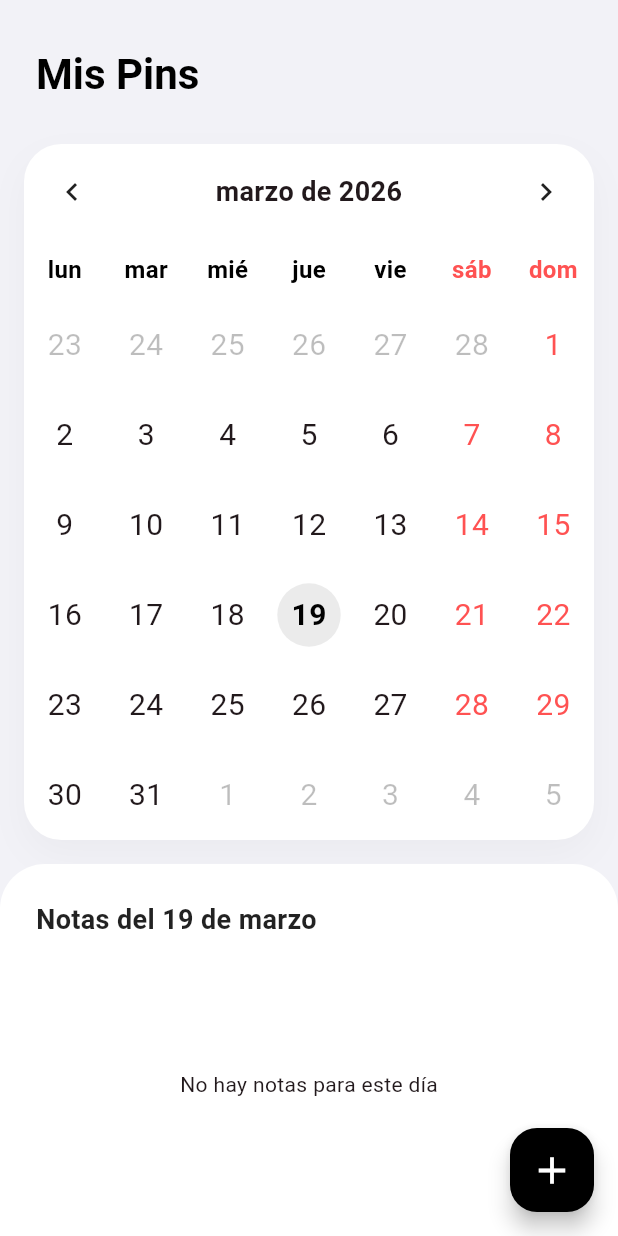
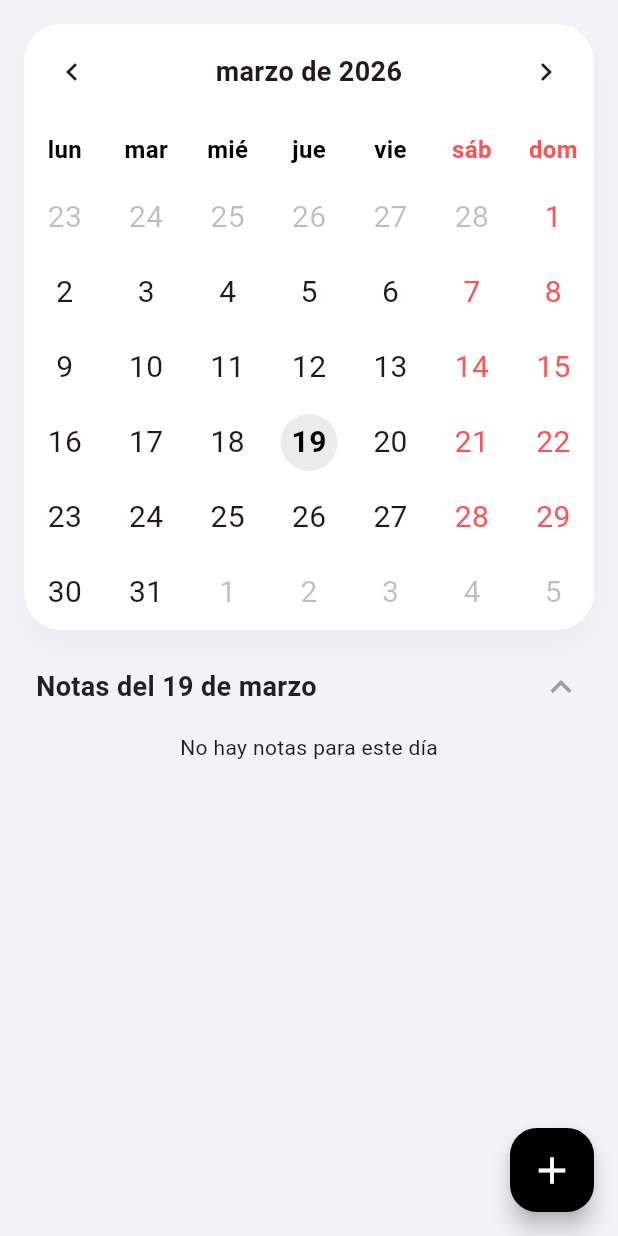
Before and after one commit to Jaskiz/pinit_app, a Flutter app: the screen it shows after launch, on a phone screen of 412 x 824 dp. Run offline on Flutter 3.47's test engine with Material 3 defaults, Android fonts, the phone set to English and light mode, and no system bars; drawn by our look-alikes of table_calendar; our stand-ins replace sqflite; accounts and stored records are empty.

Commit message:
Adaptación de espacio y panel de notas fluido

```diff
--- a/lib/screens/calendario_screen.dart
+++ b/lib/screens/calendario_screen.dart
@@ -83,25 +83,12 @@ class _CalendarioScreenState extends State<CalendarioScreen> {
     const double tamanoTexto = 20.0;
     return Scaffold(
       backgroundColor: const Color(0xFFF2F2F7),
-      appBar: AppBar(
-        backgroundColor: Colors.transparent,
-        elevation: 0,
-        toolbarHeight: 80,
-        title: const Padding(
-          padding: EdgeInsets.only(left: 8.0, top: 20),
-          child: Text(
-            "Mis Pins",
-            style: TextStyle(
-              color: Colors.black,
-              fontSize: 28,
-              fontWeight: FontWeight.bold,
-            ),
-          ),
-        ),
-      ),
-      body: Column(
-        children: [
-          Container(
+      body: SafeArea(
+        top: true, //Esto sube el calendario a arriba
+        child: CustomScrollView(
+          slivers: [
+            SliverToBoxAdapter(
+              child: Container(
                 margin: const EdgeInsets.all(16),
                 decoration: BoxDecoration(
                   color: Colors.white,
@@ -120,8 +107,9 @@ class _CalendarioScreenState extends State<CalendarioScreen> {
                   firstDay: DateTime.utc(2020, 1, 1),
                   lastDay: DateTime.utc(2030, 12, 31),
                   focusedDay: _diaEnfocado,
-              startingDayOfWeek: StartingDayOfWeek.monday, // Empieza en Lunes
-              rowHeight: 60, //Un poco de espacio entre las filas
+                  startingDayOfWeek:
+                      StartingDayOfWeek.monday, // Empieza en Lunes
+                  rowHeight: 50, //Un poco de espacio entre las filas
                   //Cabecera del mes
                   headerStyle: const HeaderStyle(
                     formatButtonVisible: false, // Esto quita lo de "2 weeks"
@@ -193,14 +181,16 @@ class _CalendarioScreenState extends State<CalendarioScreen> {
 
                       if (notasDeEseDia.isNotEmpty) {
                         return Positioned(
-                      bottom: 7,
+                          bottom: 4, //altura de las bolas
                           child: Row(
                             mainAxisSize: MainAxisSize.min,
                             children: [
                               ...notasDeEseDia.take(3).map((nota) {
                                 //Máximo 3 bolitas
                                 return Container(
-                              margin: const EdgeInsets.symmetric(horizontal: 1),
+                                  margin: const EdgeInsets.symmetric(
+                                    horizontal: 1,
+                                  ),
                                   width: 7,
                                   height: 7,
                                   decoration: BoxDecoration(
@@ -245,7 +235,8 @@ class _CalendarioScreenState extends State<CalendarioScreen> {
                     },
                   ),
 
-              selectedDayPredicate: (day) => isSameDay(_diaSeleccionado, day),
+                  selectedDayPredicate: (day) =>
+                      isSameDay(_diaSeleccionado, day),
                   onDaySelected: (selectedDay, focusedDay) {
                     setState(() {
                       _diaSeleccionado = selectedDay;
@@ -254,20 +245,13 @@ class _CalendarioScreenState extends State<CalendarioScreen> {
                   },
                 ),
               ),
+            ),
 
-          Expanded(
-            child: Container(
-              width: double.infinity,
-              padding: const EdgeInsets.all(24),
-              decoration: const BoxDecoration(
-                color: Colors.white,
-                borderRadius: BorderRadius.only(
-                  topLeft: Radius.circular(30),
-                  topRight: Radius.circular(30),
-                ),
-              ),
-              child: Column(
-                crossAxisAlignment: CrossAxisAlignment.start,
+            SliverToBoxAdapter(
+              child: Padding(
+                padding: const EdgeInsets.fromLTRB(24, 8, 24, 16),
+                child: Row(
+                  mainAxisAlignment: MainAxisAlignment.spaceBetween,
                   children: [
                     Text(
                       "Notas del ${_diaSeleccionado.day} de ${DateFormat('MMMM', 'es_ES').format(_diaSeleccionado)}",
@@ -277,33 +261,30 @@ class _CalendarioScreenState extends State<CalendarioScreen> {
                         color: Colors.black87,
                       ),
                     ),
-                  const SizedBox(height: 20),
-                  Expanded(
-                    child:
-                        _notasPorDia[_normalizarFecha(_diaSeleccionado)] ==
-                                null ||
-                            _notasPorDia[_normalizarFecha(_diaSeleccionado)]!
-                                .isEmpty
-                        ? const Center(
-                            child: Text("No hay notas para este día"),
+                    const Icon(Icons.expand_less, color: Colors.grey, size: 28),
+                  ],
+                ),
+              ),
+            ),
+            SliverPadding(
+              padding: const EdgeInsets.symmetric(horizontal: 16),
+              sliver:
+                  _notasPorDia[_normalizarFecha(_diaSeleccionado)]?.isEmpty ??
+                      true
+                  ? const SliverToBoxAdapter(
+                      child: Center(child: Text("No hay notas para este día")),
                     )
-                        : ListView.builder(
-                            itemCount:
-                                _notasPorDia[_normalizarFecha(_diaSeleccionado)]
-                                    ?.length ??
-                                0,
-                            itemBuilder: (context, index) {
-                              final lista =
+                  : SliverList(
+                      delegate: SliverChildBuilderDelegate(
+                        (context, index) {
+                          final recordatorio =
                               _notasPorDia[_normalizarFecha(
                                 _diaSeleccionado,
-                                  )]!;
-                              final recordatorio = lista[index];
+                              )]![index];
                           return GestureDetector(
-                                onTap: () {
-                                  _mostrarDetallesNota(context, recordatorio);
-                                },
+                            onTap: () =>
+                                _mostrarDetallesNota(context, recordatorio),
                             child: Card(
-                                  //Nota que se enseña por día
                               color: Colors.white,
                               elevation: 0,
                               margin: const EdgeInsets.only(bottom: 10),
@@ -319,12 +300,10 @@ class _CalendarioScreenState extends State<CalendarioScreen> {
                                   recordatorio.titulo,
                                   style: const TextStyle(
                                     fontWeight: FontWeight.bold,
-                                        color: Colors.black87,
                                   ),
                                 ),
                                 subtitle: Text(
                                   "${recordatorio.categoria} • ${recordatorio.hora.format(context)}",
-                                      style: TextStyle(color: Colors.grey[700]),
                                 ),
                                 trailing: const Icon(
                                   Icons.chevron_right,
@@ -332,15 +311,20 @@ class _CalendarioScreenState extends State<CalendarioScreen> {
                                 ),
                               ),
                             ),
-                              ); // Cerramos el gesture detector
+                          );
                         },
-                          ),
-                  ),
-                ],
+                        childCount:
+                            _notasPorDia[_normalizarFecha(_diaSeleccionado)]
+                                ?.length ??
+                            0,
                       ),
                     ),
             ),
+
+            // Espacio extra al final para que el FAB no tape la última nota
+            const SliverToBoxAdapter(child: SizedBox(height: 80)),
           ],
+        ),
       ),
 
       floatingActionButton: FloatingActionButton(
```
Lines whose indentation alone changed are shown as unchanged.
